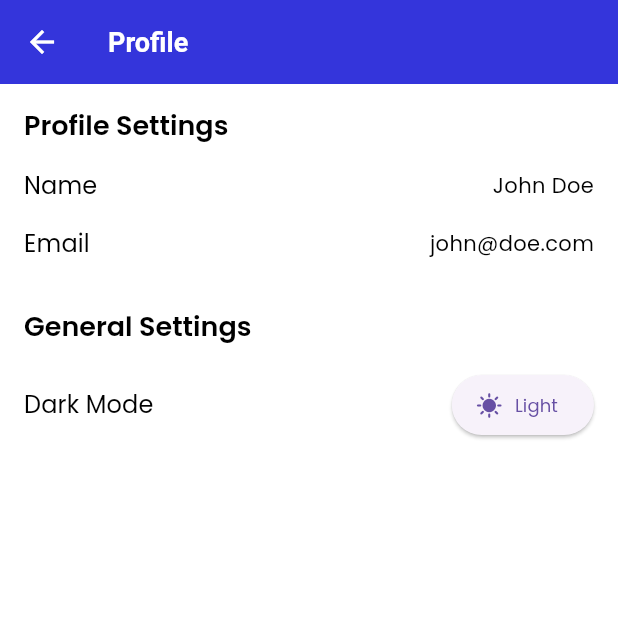
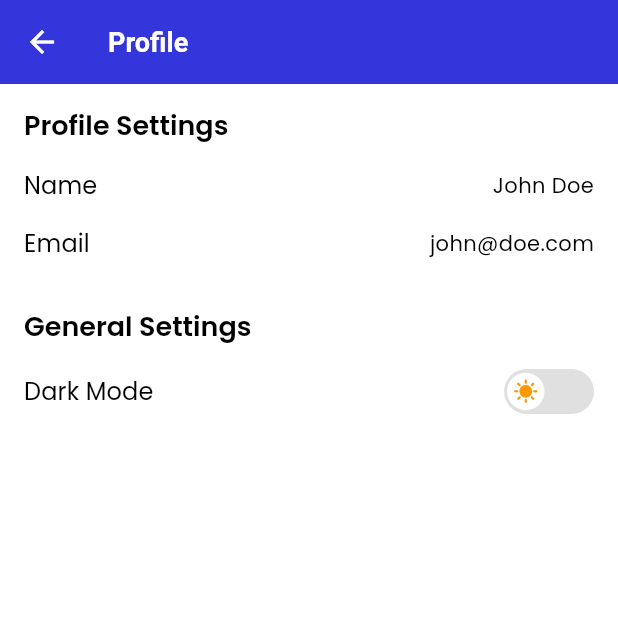
Before and after one commit to penhele/math-application, a Flutter app: the ProfileScreen screen opened directly, on a phone screen of 412 x 824 dp, the top half of it. Run offline on Flutter 3.47's test engine with Material 3 defaults, Android fonts, the light colour scheme and no system bars; drawn by our look-alikes of flutter_switch; our stand-ins replace get, iconsax, shared_preferences; accounts and stored records are empty.

Commit message:
feat: add dark mode

```diff
--- a/lib/main.dart
+++ b/lib/main.dart
@@ -22,7 +22,9 @@ class MyApp extends StatelessWidget {
   @override
   Widget build(BuildContext context) {
     return GetMaterialApp(
-      themeMode: Provider.of<ModeProvider>(context).lightModeEnable ? ThemeMode.light : ThemeMode.dark,
+      themeMode: Provider.of<ModeProvider>(context).lightModeEnable
+          ? ThemeMode.light
+          : ThemeMode.dark,
       theme: MAppTheme.lightTheme,
       darkTheme: MAppTheme.darkTheme,
       home: const NavigationMenu(),
--- a/lib/ui/profile/profile.dart
+++ b/lib/ui/profile/profile.dart
@@ -1,10 +1,13 @@
 import 'package:flutter/material.dart';
+import 'package:flutter_switch/flutter_switch.dart';
 import 'package:iconsax/iconsax.dart';
-import 'package:math_application/utils/helper/helper_function.dart';
 import 'package:provider/provider.dart';
 
 import '../../provider/mode_provider.dart';
+import '../../utils/constant/colors.dart';
 import '../../utils/constant/sizes.dart';
+import '../../utils/helper/helper_function.dart';
+import '../widget/menu_item.dart';
 import '../widget/section_heading.dart';
 
 class ProfileScreen extends StatelessWidget {
@@ -36,17 +39,25 @@ class ProfileScreen extends StatelessWidget {
 
             MenuItem(
               title: 'Dark Mode',
-              widget: ElevatedButton.icon(
-                onPressed: () {
+              widget: FlutterSwitch(
+                width: 60.0,
+                height: 30.0,
+                toggleSize: 25.0,
+                value: isDark,
+                borderRadius: 30.0,
+                padding: 2.0,
+                activeColor: Colors.black87,
+                inactiveColor: Colors.grey.shade300,
+                activeToggleColor: MColors.white,
+                inactiveToggleColor: MColors.white,
+                activeIcon: Icon(Iconsax.moon, color: Colors.black, size: 16),
+                inactiveIcon: Icon(Icons.sunny, color: Colors.orange, size: 16),
+                onToggle: (val) {
                   Provider.of<ModeProvider>(
                     context,
                     listen: false,
                   ).changeMode();
                 },
-                icon: isDark
-                    ? const Icon(Iconsax.moon)
-                    : const Icon(Icons.sunny),
-                label: isDark ? const Text('Dark') : const Text('Light'),
               ),
             ),
           ],
@@ -55,21 +66,3 @@ class ProfileScreen extends StatelessWidget {
     );
   }
 }
-
-class MenuItem extends StatelessWidget {
-  const MenuItem({super.key, required this.title, required this.widget});
-
-  final String title;
-  final Widget widget;
-
-  @override
-  Widget build(BuildContext context) {
-    return Row(
-      mainAxisAlignment: MainAxisAlignment.spaceBetween,
-      children: [
-        Text(title, style: Theme.of(context).textTheme.titleSmall),
-        widget,
-      ],
-    );
-  }
-}
--- a/lib/ui/widget/course_card.dart
+++ b/lib/ui/widget/course_card.dart
@@ -1,6 +1,8 @@
 import 'package:flutter/material.dart';
+import 'package:get/get.dart';
 
 import '../../utils/constant/sizes.dart';
+import '../course/course.dart';
 
 class CourseCard extends StatelessWidget {
   const CourseCard({
@@ -8,18 +10,16 @@ class CourseCard extends StatelessWidget {
     required this.title,
     this.iconData,
     required this.backgroundColor,
-    required this.onPressed,
   });
 
   final String title;
   final IconData? iconData;
   final Color backgroundColor;
-  final VoidCallback? onPressed;
 
   @override
   Widget build(BuildContext context) {
     return InkWell(
-      onTap: onPressed,
+      onTap: () => Get.to(() => const CourseScreen()),
       borderRadius: BorderRadius.circular(MSizes.borderRadiusLg),
       splashColor: backgroundColor.withValues(alpha: 0.2),
       child: Container(
--- /dev/null
+++ b/lib/ui/widget/menu_item.dart
@@ -0,0 +1,19 @@
+import 'package:flutter/material.dart';
+
+class MenuItem extends StatelessWidget {
+  const MenuItem({super.key, required this.title, required this.widget});
+
+  final String title;
+  final Widget widget;
+
+  @override
+  Widget build(BuildContext context) {
+    return Row(
+      mainAxisAlignment: MainAxisAlignment.spaceBetween,
+      children: [
+        Text(title, style: Theme.of(context).textTheme.titleSmall),
+        widget,
+      ],
+    );
+  }
+}
--- a/lib/ui/widget/quiz_card.dart
+++ b/lib/ui/widget/quiz_card.dart
@@ -1,5 +1,4 @@
 import 'package:flutter/material.dart';
-import 'package:math_application/utils/helper/helper_function.dart';
 
 import '../../utils/constant/colors.dart';
 import '../../utils/constant/sizes.dart';
@@ -24,8 +23,6 @@ class QuizCard extends StatelessWidget {
 
   @override
   Widget build(BuildContext context) {
-    final isDark = MHelperFunction.isDarkMode(context);
-
     return InkWell(
       onTap: onPressed,
       borderRadius: BorderRadius.circular(MSizes.borderRadiusLg),
--- a/lib/ui/widget/quiz_container.dart
+++ b/lib/ui/widget/quiz_container.dart
@@ -1,8 +1,10 @@
 import 'package:flutter/material.dart';
+import 'package:get/get.dart';
 
 import '../../utils/constant/colors.dart';
 import '../../utils/constant/sizes.dart';
 import '../../utils/helper/helper_function.dart';
+import '../quiz/quiz.dart';
 import 'quiz_card.dart';
 
 class QuizContainer extends StatelessWidget {
@@ -19,7 +21,7 @@ class QuizContainer extends StatelessWidget {
           crossAxisAlignment: CrossAxisAlignment.start,
           children: [
             QuizCard(
-              onPressed: () {},
+              onPressed: () => Get.to(() => QuizScreen()),
               title: 'Penjumlahan',
               height: 220,
               totalQuestions: 10,
--- a/lib/utils/constant/colors.dart
+++ b/lib/utils/constant/colors.dart
@@ -14,4 +14,5 @@ class MColors {
   static const Color black = Color(0xFF232323);
 
   static const Color darkerGrey = Color(0xFF4F4F4F);
+  static const Color grey = Colors.grey;
 }
--- /dev/null
+++ b/lib/utils/theme/custom_themes/elevated_button_theme.dart
@@ -0,0 +1,43 @@
+import 'package:flutter/material.dart';
+
+import '../../constant/colors.dart';
+
+class MElevatedButtonTheme {
+  MElevatedButtonTheme._();
+
+  static final lightElevatedButtonTheme = ElevatedButtonThemeData(
+    style: ElevatedButton.styleFrom(
+      elevation: 0,
+      foregroundColor: MColors.white,
+      backgroundColor: MColors.primary,
+      disabledForegroundColor: MColors.grey,
+      disabledBackgroundColor: MColors.grey,
+      side: const BorderSide(color: MColors.primary),
+      padding: const EdgeInsets.symmetric(vertical: 18),
+      textStyle: const TextStyle(
+        fontSize: 16,
+        color: MColors.white,
+        fontWeight: FontWeight.w600,
+      ),
+      shape: RoundedRectangleBorder(borderRadius: BorderRadius.circular(12)),
+    ),
+  );
+
+  static final darkElevatedButtonTheme = ElevatedButtonThemeData(
+    style: ElevatedButton.styleFrom(
+      elevation: 0,
+      foregroundColor: MColors.white,
+      backgroundColor: MColors.primary,
+      disabledForegroundColor: MColors.grey,
+      disabledBackgroundColor: MColors.grey,
+      side: const BorderSide(color: MColors.primary),
+      padding: const EdgeInsets.symmetric(vertical: 18),
+      textStyle: const TextStyle(
+        fontSize: 16,
+        color: MColors.white,
+        fontWeight: FontWeight.w600,
+      ),
+      shape: RoundedRectangleBorder(borderRadius: BorderRadius.circular(12)),
+    ),
+  );
+}
--- /dev/null
+++ b/lib/utils/theme/custom_themes/outlined_button_theme.dart
@@ -0,0 +1,27 @@
+import 'package:flutter/material.dart';
+
+import '../../constant/colors.dart';
+
+class MOutlinedButtonTheme {
+  MOutlinedButtonTheme._();
+
+  static final lightOutlinedButtonTheme = OutlinedButtonThemeData(
+    style: OutlinedButton.styleFrom(
+      foregroundColor: MColors.primary,
+      side: const BorderSide(color: MColors.primary),
+      padding: const EdgeInsets.symmetric(vertical: 18),
+      textStyle: const TextStyle(fontSize: 16, fontWeight: FontWeight.w600),
+      shape: RoundedRectangleBorder(borderRadius: BorderRadius.circular(12)),
+    ),
+  );
+
+  static final darkOutlinedButtonTheme = OutlinedButtonThemeData(
+    style: OutlinedButton.styleFrom(
+      foregroundColor: MColors.primary,
+      side: const BorderSide(color: MColors.primary),
+      padding: const EdgeInsets.symmetric(vertical: 18),
+      textStyle: const TextStyle(fontSize: 16, fontWeight: FontWeight.w600),
+      shape: RoundedRectangleBorder(borderRadius: BorderRadius.circular(12)),
+    ),
+  );
+}
--- a/lib/utils/theme/theme.dart
+++ b/lib/utils/theme/theme.dart
@@ -2,6 +2,8 @@ import 'package:flutter/material.dart';
 
 import '../constant/colors.dart';
 import 'custom_themes/appbar_theme.dart';
+import 'custom_themes/elevated_button_theme.dart';
+import 'custom_themes/outlined_button_theme.dart';
 import 'custom_themes/text_theme.dart';
 
 class MAppTheme {
@@ -12,6 +14,8 @@ class MAppTheme {
     fontFamily: 'Poppins',
     brightness: Brightness.light,
     textTheme: MTextTheme.lightTextTheme,
+    elevatedButtonTheme: MElevatedButtonTheme.lightElevatedButtonTheme,
+    outlinedButtonTheme: MOutlinedButtonTheme.lightOutlinedButtonTheme,
     scaffoldBackgroundColor: MColors.white,
     appBarTheme: MAppBarTheme.lightAppBarTheme,
   );
@@ -21,6 +25,8 @@ class MAppTheme {
     fontFamily: 'Poppins',
     brightness: Brightness.dark,
     textTheme: MTextTheme.darkTextTheme,
+    elevatedButtonTheme: MElevatedButtonTheme.darkElevatedButtonTheme,
+    outlinedButtonTheme: MOutlinedButtonTheme.darkOutlinedButtonTheme,
     scaffoldBackgroundColor: MColors.black,
     appBarTheme: MAppBarTheme.darkAppBarTheme,
   );
--- a/pubspec.yaml
+++ b/pubspec.yaml
@@ -38,6 +38,7 @@ dependencies:
   iconsax: ^0.0.8
   provider: ^6.1.5
   shared_preferences: ^2.5.3
+  flutter_switch: ^0.3.2
 
 dev_dependencies:
   flutter_test:
```
Also changed, not shown: lib/ui/course/course.dart (added, +63 -0 lines), lib/ui/course/course_controller.dart (added, +31 -0 lines), lib/ui/course/course_page.dart (added, +28 -0 lines), lib/ui/course/page_button.dart (added, +35 -0 lines), lib/ui/course/pertambahan.dart (deleted, +0 -85 lines), lib/ui/quiz/quiz.dart (added, +10 -0 lines), lib/ui/widget/course_container.dart (+1 -7 lines), lib/utils/constant/image_string.dart (line endings or trailing spaces), pubspec.lock.
